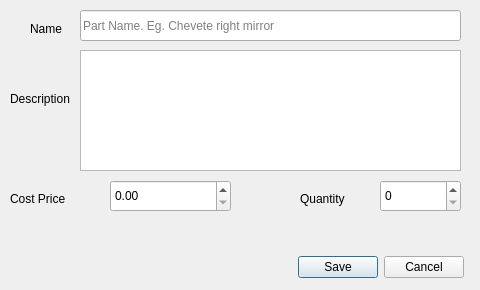
The window that Stock_Add_Part.ui (bedi1982/Oficina) describes before a commit, drawn with Qt 5.
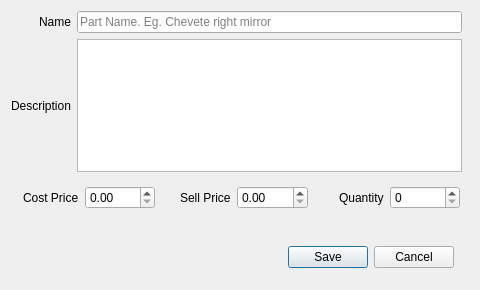
The same window after the commit. Icons and pictures are not drawn.

Commit message: Added employees Hour cost historic Fixed the forms, introduced some layouts Improved the behaviour after adding a new client, now after adding a client you go to his summary, then if he has not a car you are prompted to add one.

Patch:
```diff
--- a/Stock_Add_Part.ui
+++ b/Stock_Add_Part.ui
@@ -44,19 +44,6 @@
     <string/>
    </property>
   </widget>
-  <widget class="QLabel" name="lbl_Part_Name">
-   <property name="geometry">
-    <rect>
-     <x>30</x>
-     <y>20</y>
-     <width>41</width>
-     <height>18</height>
-    </rect>
-   </property>
-   <property name="text">
-    <string>Name</string>
-   </property>
-  </widget>
   <widget class="QLabel" name="lbl_Feedback">
    <property name="geometry">
     <rect>
@@ -73,54 +60,41 @@
     <set>Qt::AlignRight|Qt::AlignTrailing|Qt::AlignVCenter</set>
    </property>
   </widget>
-  <widget class="QLabel" name="lbl_City">
+  <widget class="QDialogButtonBox" name="buttonBox">
    <property name="geometry">
     <rect>
-     <x>10</x>
-     <y>190</y>
-     <width>101</width>
-     <height>18</height>
+     <x>263</x>
+     <y>240</y>
+     <width>191</width>
+     <height>34</height>
     </rect>
    </property>
-   <property name="text">
-    <string>Cost Price</string>
+   <property name="focusPolicy">
+    <enum>Qt::StrongFocus</enum>
    </property>
-  </widget>
-  <widget class="QLabel" name="lbl_Description">
-   <property name="geometry">
-    <rect>
-     <x>10</x>
-     <y>90</y>
-     <width>71</width>
-     <height>18</height>
-    </rect>
+   <property name="standardButtons">
+    <set>QDialogButtonBox::Cancel|QDialogButtonBox::Save</set>
    </property>
-   <property name="text">
-    <string>Description</string>
-   </property>
   </widget>
-  <widget class="QLabel" name="lbl_Quantity">
+  <widget class="QWidget" name="layoutWidget">
    <property name="geometry">
     <rect>
-     <x>300</x>
-     <y>190</y>
-     <width>71</width>
-     <height>18</height>
+     <x>11</x>
+     <y>11</y>
+     <width>451</width>
+     <height>161</height>
     </rect>
    </property>
+   <layout class="QGridLayout" name="gridLayout">
+    <item row="0" column="0" alignment="Qt::AlignRight">
+     <widget class="QLabel" name="lbl_Part_Name">
    <property name="text">
-    <string>Quantity</string>
-   </property>
-  </widget>
+       <string>Name</string>
+      </property>
+     </widget>
+    </item>
+    <item row="0" column="1">
   <widget class="QLineEdit" name="line_Name">
-   <property name="geometry">
-    <rect>
-     <x>80</x>
-     <y>10</y>
-     <width>381</width>
-     <height>31</height>
-    </rect>
-   </property>
    <property name="text">
     <string/>
    </property>
@@ -131,41 +105,16 @@
     <string>Part Name. Eg. Chevete right mirror</string>
    </property>
   </widget>
-  <widget class="QSpinBox" name="spin_Quantity">
-   <property name="geometry">
-    <rect>
-     <x>380</x>
-     <y>180</y>
-     <width>81</width>
-     <height>32</height>
-    </rect>
-   </property>
-  </widget>
-  <widget class="QDoubleSpinBox" name="double_Spin_Cost">
-   <property name="geometry">
-    <rect>
-     <x>110</x>
-     <y>180</y>
-     <width>121</width>
-     <height>32</height>
-    </rect>
-   </property>
-   <property name="maximum">
-    <double>999.990000000000009</double>
-   </property>
-   <property name="singleStep">
-    <double>1.000000000000000</double>
-   </property>
-  </widget>
+    </item>
+    <item row="1" column="0" alignment="Qt::AlignRight">
+     <widget class="QLabel" name="lbl_Description">
+      <property name="text">
+       <string>Description</string>
+      </property>
+     </widget>
+    </item>
+    <item row="1" column="1">
   <widget class="QPlainTextEdit" name="txt_Part_Description">
-   <property name="geometry">
-    <rect>
-     <x>80</x>
-     <y>50</y>
-     <width>381</width>
-     <height>121</height>
-    </rect>
-   </property>
    <property name="tabChangesFocus">
     <bool>true</bool>
    </property>
@@ -176,18 +125,68 @@
     <string>Full Description. Max 250 chars</string>
    </property>
   </widget>
-  <widget class="QDialogButtonBox" name="buttonBox">
+    </item>
+   </layout>
+  </widget>
+  <widget class="QWidget" name="layoutWidget">
    <property name="geometry">
     <rect>
-     <x>290</x>
-     <y>250</y>
-     <width>174</width>
+     <x>9</x>
+     <y>181</y>
+     <width>451</width>
      <height>34</height>
     </rect>
    </property>
-   <property name="standardButtons">
-    <set>QDialogButtonBox::Cancel|QDialogButtonBox::Save</set>
-   </property>
+   <layout class="QHBoxLayout" name="horizontalLayout">
+    <item alignment="Qt::AlignRight">
+     <widget class="QLabel" name="lbl_Cost">
+      <property name="text">
+       <string>Cost Price</string>
+      </property>
+     </widget>
+    </item>
+    <item>
+     <widget class="QDoubleSpinBox" name="double_Spin_Cost">
+      <property name="maximum">
+       <double>999.990000000000009</double>
+      </property>
+      <property name="singleStep">
+       <double>1.000000000000000</double>
+      </property>
+     </widget>
+    </item>
+    <item alignment="Qt::AlignRight">
+     <widget class="QLabel" name="lbl_Sel_Price">
+      <property name="text">
+       <string>Sell Price</string>
+      </property>
+     </widget>
+    </item>
+    <item>
+     <widget class="QDoubleSpinBox" name="double_Spin_Sell_Price">
+      <property name="maximum">
+       <double>999.990000000000009</double>
+      </property>
+      <property name="singleStep">
+       <double>1.000000000000000</double>
+      </property>
+     </widget>
+    </item>
+    <item alignment="Qt::AlignRight">
+     <widget class="QLabel" name="lbl_Quantity">
+      <property name="text">
+       <string>Quantity</string>
+      </property>
+     </widget>
+    </item>
+    <item>
+     <widget class="QSpinBox" name="spin_Quantity">
+      <property name="maximum">
+       <number>99999</number>
+      </property>
+     </widget>
+    </item>
+   </layout>
   </widget>
  </widget>
  <tabstops>
```
Left out of the diff: 9 changed lines with no effect on the pictures. Lines whose indentation alone changed are shown as unchanged. The commit also changes 52 other files.
